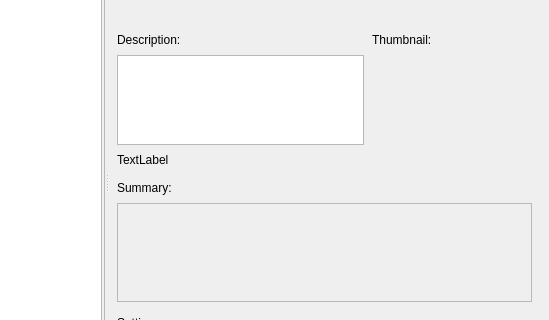
First picture: the form in resources/dialog.ui, repository shotgunsoftware/tk-multi-publish2, before the edit; both pictures show x 160 to 709 and y 83 to 403 of the 709 by 588 pixel window.
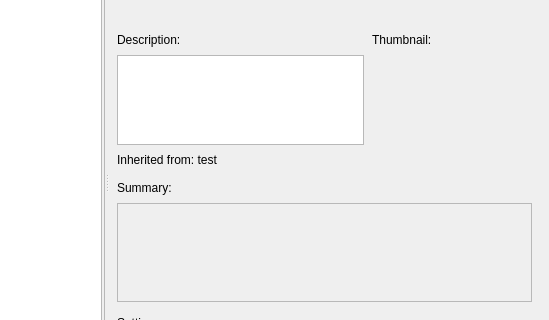
Second picture: the form after the edit. Icons and pictures are not drawn. Custom widgets are drawn as their Qt base class.

Commit message: Working on description inheritance UI styling.

Diff of the .ui file:
```diff
--- a/resources/dialog.ui
+++ b/resources/dialog.ui
@@ -697,8 +697,23 @@
                     </item>
                     <item row="2" column="1">
                      <widget class="QLabel" name="item_inherited_item_label">
+                      <property name="sizePolicy">
+                       <sizepolicy hsizetype="Preferred" vsizetype="Expanding">
+                        <horstretch>0</horstretch>
+                        <verstretch>0</verstretch>
+                       </sizepolicy>
+                      </property>
                       <property name="text">
-                       <string>TextLabel</string>
+                       <string>Inherited from: &lt;a href=&quot;https://stackoverflow.com&quot; /&gt;test&lt;/a&gt;</string>
+                      </property>
+                      <property name="wordWrap">
+                       <bool>true</bool>
+                      </property>
+                      <property name="openExternalLinks">
+                       <bool>false</bool>
+                      </property>
+                      <property name="textInteractionFlags">
+                       <set>Qt::LinksAccessibleByMouse</set>
                       </property>
                      </widget>
                     </item>
```
Left out of the diff: 3 changed lines with no effect on the pictures. The commit also changes 4 other files.
